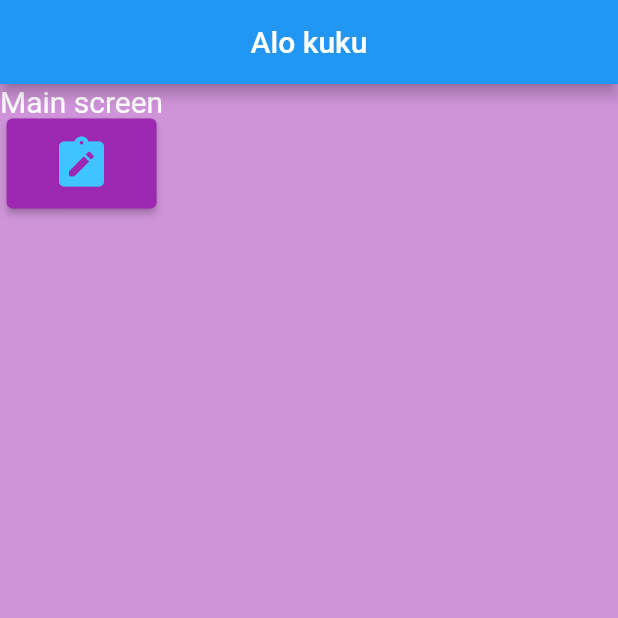
After one commit to dimad2602/WaiterPlus-Flutter-App, a Flutter app: the screen it shows after launch, on a phone screen of 412 x 824 dp, the top half of it. The commit adds this screen. Run offline on Flutter 3.47's test engine with Material 2 defaults, Android fonts, the phone set to English and light mode, and no system bars.

Commit message:
Переходы по страницам

```diff
--- /dev/null
+++ b/lib/pages/main_screen.dart
@@ -0,0 +1,37 @@
+import 'package:flutter/material.dart';
+
+class MainScreen extends StatelessWidget {
+  const MainScreen({Key? key}) : super(key: key);
+
+  @override
+  Widget build(BuildContext context) {
+    return Scaffold(
+        backgroundColor: Colors.purple[200],
+        appBar: AppBar(
+          title: Text('Alo kuku'),
+          centerTitle: true,
+        ),
+        body: Column(
+          children: [
+            const Text('Main screen', style: TextStyle(fontSize: 20, color: Colors.white),),
+            ElevatedButton(
+                onPressed: () {
+                   Navigator.pushNamed(context, '/todo');
+                  //Navigator.pushNamedAndRemoveUntil(context, '/todo', (route) => false); //отключение стрелки назад
+                  //Navigator.pushReplacementNamed(context, '/todo');
+                },
+                style: ElevatedButton.styleFrom(
+                    backgroundColor: Colors.purple,
+                    padding: EdgeInsets.symmetric(horizontal: 30, vertical: 10),
+                    textStyle:
+                        TextStyle(fontSize: 30, fontWeight: FontWeight.bold)),
+                child: //Text('Заметки'),
+                    const Icon(
+                  Icons.note_alt_rounded,
+                  color: Colors.lightBlueAccent,
+                  size: 40,
+                ))
+          ],
+        ));
+  }
+}
```
Also changed, not shown: lib/main.dart (+7 -1 lines), lib/pages/home.dart (+34 -7 lines).
